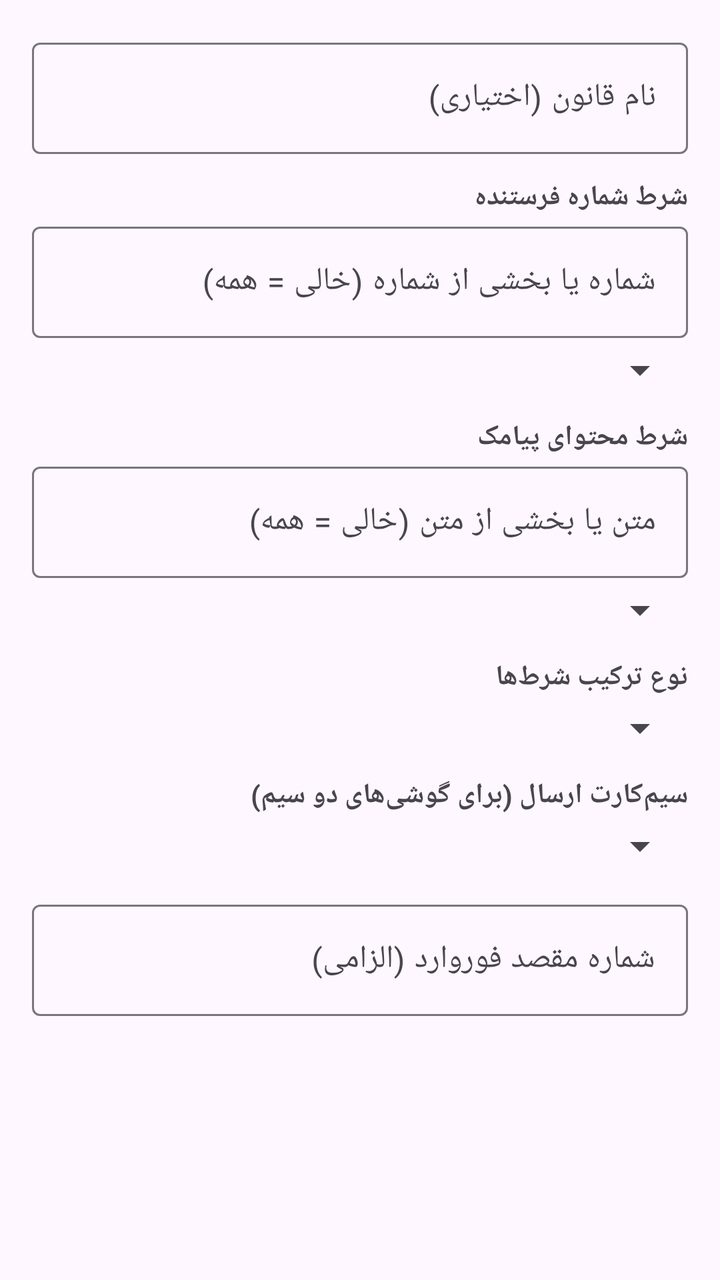
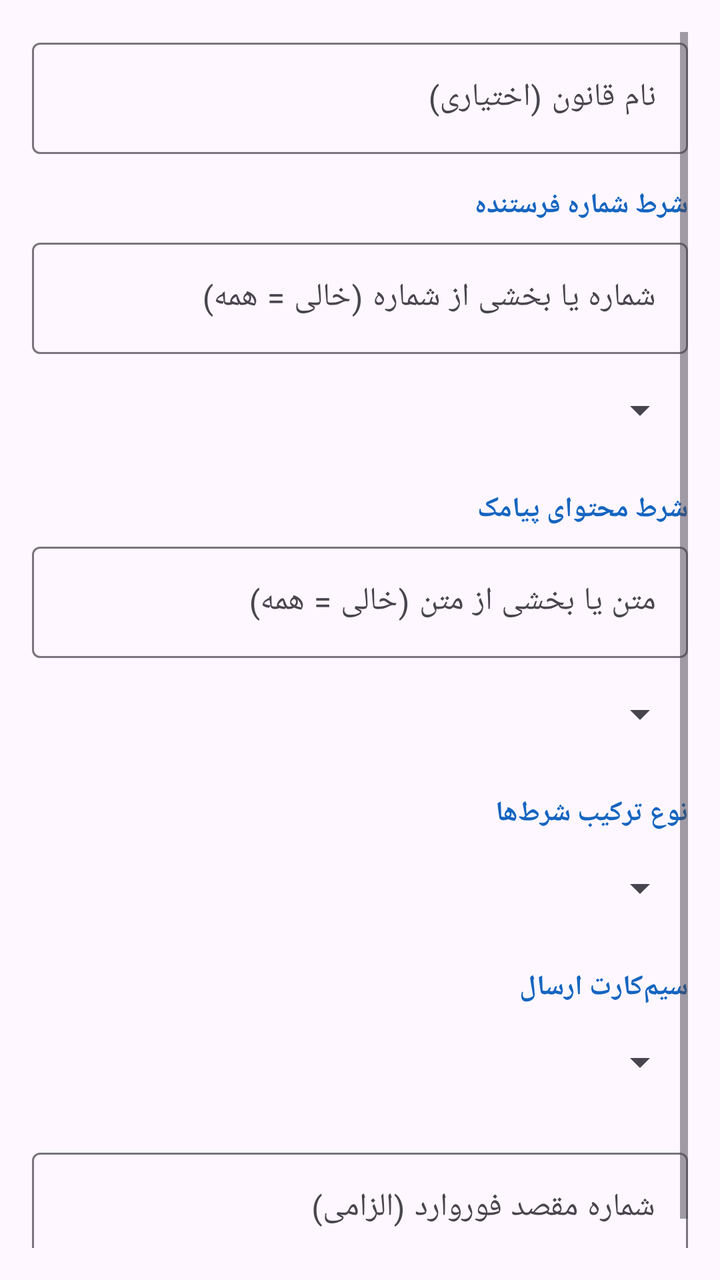

The first picture is an Android layout as it rendered before a commit; the second is the same layout after the commit. The layout source and the unified diff follow.
<!-- AndroidManifest.xml: application theme Theme.SmsForwarder -->
<!-- res/layout/dialog_rule.xml -->
<?xml version="1.0" encoding="utf-8"?>
<ScrollView
    xmlns:android="http://schemas.android.com/apk/res/android"
    android:layout_width="match_parent"
    android:layout_height="wrap_content"
    android:padding="16dp">

    <LinearLayout
        android:layout_width="match_parent"
        android:layout_height="wrap_content"
        android:orientation="vertical">

        <com.google.android.material.textfield.TextInputLayout
            android:layout_width="match_parent"
            android:layout_height="wrap_content"
            android:hint="نام قانون (اختیاری)">

            <com.google.android.material.textfield.TextInputEditText
                android:id="@+id/edtName"
                android:layout_width="match_parent"
                android:layout_height="wrap_content"
                android:inputType="text" />
        </com.google.android.material.textfield.TextInputLayout>

        <TextView
            android:layout_width="match_parent"
            android:layout_height="wrap_content"
            android:text="شرط شماره فرستنده"
            android:textStyle="bold"
            android:layout_marginTop="12dp" />

        <com.google.android.material.textfield.TextInputLayout
            android:layout_width="match_parent"
            android:layout_height="wrap_content"
            android:hint="شماره یا بخشی از شماره (خالی = همه)">

            <com.google.android.material.textfield.TextInputEditText
                android:id="@+id/edtSender"
                android:layout_width="match_parent"
                android:layout_height="wrap_content"
                android:inputType="phone" />
        </com.google.android.material.textfield.TextInputLayout>

        <Spinner
            android:id="@+id/spSenderType"
            android:layout_width="match_parent"
            android:layout_height="wrap_content"
            android:layout_marginTop="4dp" />

        <TextView
            android:layout_width="match_parent"
            android:layout_height="wrap_content"
            android:text="شرط محتوای پیامک"
            android:textStyle="bold"
            android:layout_marginTop="12dp" />

        <com.google.android.material.textfield.TextInputLayout
            android:layout_width="match_parent"
            android:layout_height="wrap_content"
            android:hint="متن یا بخشی از متن (خالی = همه)">

            <com.google.android.material.textfield.TextInputEditText
                android:id="@+id/edtBody"
                android:layout_width="match_parent"
                android:layout_height="wrap_content"
                android:inputType="text" />
        </com.google.android.material.textfield.TextInputLayout>

        <Spinner
            android:id="@+id/spBodyType"
            android:layout_width="match_parent"
            android:layout_height="wrap_content"
            android:layout_marginTop="4dp" />

        <TextView
            android:layout_width="match_parent"
            android:layout_height="wrap_content"
            android:text="نوع ترکیب شرط‌ها"
            android:textStyle="bold"
            android:layout_marginTop="12dp" />

        <Spinner
            android:id="@+id/spLogic"
            android:layout_width="match_parent"
            android:layout_height="wrap_content"
            android:layout_marginTop="4dp" />

        <TextView
            android:layout_width="match_parent"
            android:layout_height="wrap_content"
            android:text="سیم‌کارت ارسال (برای گوشی‌های دو سیم)"
            android:textStyle="bold"
            android:layout_marginTop="12dp" />

        <Spinner
            android:id="@+id/spSim"
            android:layout_width="match_parent"
            android:layout_height="wrap_content"
            android:layout_marginTop="4dp" />

        <com.google.android.material.textfield.TextInputLayout
            android:layout_width="match_parent"
            android:layout_height="wrap_content"
            android:layout_marginTop="12dp"
            android:hint="شماره مقصد فوروارد (الزامی)">

            <com.google.android.material.textfield.TextInputEditText
                android:id="@+id/edtForwardTo"
                android:layout_width="match_parent"
                android:layout_height="wrap_content"
                android:inputType="phone" />
        </com.google.android.material.textfield.TextInputLayout>

    </LinearLayout>
</ScrollView>
<!-- resources referenced by this layout -->
<resources>
  <style name="Theme.SmsForwarder" parent="Theme.Material3.DayNight.NoActionBar">
          <item name="colorPrimary">#0D47A1</item>
          <item name="colorPrimaryContainer">#E3F2FD</item>
          <item name="colorOnPrimary">@android:color/white</item>
          <item name="colorSecondary">#00897B</item>
          <item name="colorSecondaryContainer">#E0F2F1</item>
          <item name="android:statusBarColor">#0D47A1</item>
          <item name="android:navigationBarColor">#FAFAFA</item>
          <item name="android:windowLightNavigationBar">true</item>
      </style>
</resources>

<!-- the commit's change to res/layout/dialog_rule.xml (unified diff, before → after) -->
@@ -1,19 +1,24 @@
 <?xml version="1.0" encoding="utf-8"?>
 <ScrollView
     xmlns:android="http://schemas.android.com/apk/res/android"
+    xmlns:app="http://schemas.android.com/apk/res-auto"
     android:layout_width="match_parent"
     android:layout_height="wrap_content"
-    android:padding="16dp">
+    android:fillViewport="true"
+    android:padding="16dp"
+    android:scrollbars="vertical">
 
     <LinearLayout
         android:layout_width="match_parent"
         android:layout_height="wrap_content"
-        android:orientation="vertical">
+        android:orientation="vertical"
+        android:paddingBottom="24dp">
 
         <com.google.android.material.textfield.TextInputLayout
             android:layout_width="match_parent"
             android:layout_height="wrap_content"
-            android:hint="نام قانون (اختیاری)">
+            android:hint="نام قانون (اختیاری)"
+            style="@style/Widget.Material3.TextInputLayout.OutlinedBox">
 
             <com.google.android.material.textfield.TextInputEditText
                 android:id="@+id/edtName"
@@ -27,12 +32,15 @@
             android:layout_height="wrap_content"
             android:text="شرط شماره فرستنده"
             android:textStyle="bold"
-            android:layout_marginTop="12dp" />
+            android:textColor="#1565C0"
+            android:layout_marginTop="16dp" />
 
         <com.google.android.material.textfield.TextInputLayout
             android:layout_width="match_parent"
             android:layout_height="wrap_content"
-            android:hint="شماره یا بخشی از شماره (خالی = همه)">
+            android:layout_marginTop="4dp"
+            android:hint="شماره یا بخشی از شماره (خالی = همه)"
+            style="@style/Widget.Material3.TextInputLayout.OutlinedBox">
 
             <com.google.android.material.textfield.TextInputEditText
                 android:id="@+id/edtSender"
@@ -44,7 +52,7 @@
         <Spinner
             android:id="@+id/spSenderType"
             android:layout_width="match_parent"
-            android:layout_height="wrap_content"
+            android:layout_height="48dp"
             android:layout_marginTop="4dp" />
 
         <TextView
@@ -52,24 +60,29 @@
             android:layout_height="wrap_content"
             android:text="شرط محتوای پیامک"
             android:textStyle="bold"
-            android:layout_marginTop="12dp" />
+            android:textColor="#1565C0"
+            android:layout_marginTop="16dp" />
 
         <com.google.android.material.textfield.TextInputLayout
             android:layout_width="match_parent"
             android:layout_height="wrap_content"
-            android:hint="متن یا بخشی از متن (خالی = همه)">
+            android:layout_marginTop="4dp"
+            android:hint="متن یا بخشی از متن (خالی = همه)"
+            style="@style/Widget.Material3.TextInputLayout.OutlinedBox">
 
             <com.google.android.material.textfield.TextInputEditText
                 android:id="@+id/edtBody"
                 android:layout_width="match_parent"
                 android:layout_height="wrap_content"
-                android:inputType="text" />
+                android:inputType="textMultiLine"
+                android:minLines="1"
+                android:maxLines="3" />
         </com.google.android.material.textfield.TextInputLayout>
 
         <Spinner
             android:id="@+id/spBodyType"
             android:layout_width="match_parent"
-            android:layout_height="wrap_content"
+            android:layout_height="48dp"
             android:layout_marginTop="4dp" />
 
         <TextView
@@ -77,32 +90,35 @@
             android:layout_height="wrap_content"
             android:text="نوع ترکیب شرط‌ها"
             android:textStyle="bold"
-            android:layout_marginTop="12dp" />
+            android:textColor="#1565C0"
+            android:layout_marginTop="16dp" />
 
         <Spinner
             android:id="@+id/spLogic"
             android:layout_width="match_parent"
-            android:layout_height="wrap_content"
+            android:layout_height="48dp"
             android:layout_marginTop="4dp" />
 
         <TextView
             android:layout_width="match_parent"
             android:layout_height="wrap_content"
-            android:text="سیم‌کارت ارسال (برای گوشی‌های دو سیم)"
+            android:text="سیم‌کارت ارسال"
             android:textStyle="bold"
-            android:layout_marginTop="12dp" />
+            android:textColor="#1565C0"
+            android:layout_marginTop="16dp" />
 
         <Spinner
             android:id="@+id/spSim"
             android:layout_width="match_parent"
-            android:layout_height="wrap_content"
+            android:layout_height="48dp"
             android:layout_marginTop="4dp" />
 
         <com.google.android.material.textfield.TextInputLayout
             android:layout_width="match_parent"
             android:layout_height="wrap_content"
-            android:layout_marginTop="12dp"
-            android:hint="شماره مقصد فوروارد (الزامی)">
+            android:layout_marginTop="16dp"
+            android:hint="شماره مقصد فوروارد (الزامی)"
+            style="@style/Widget.Material3.TextInputLayout.OutlinedBox">
 
             <com.google.android.material.textfield.TextInputEditText
                 android:id="@+id/edtForwardTo"
